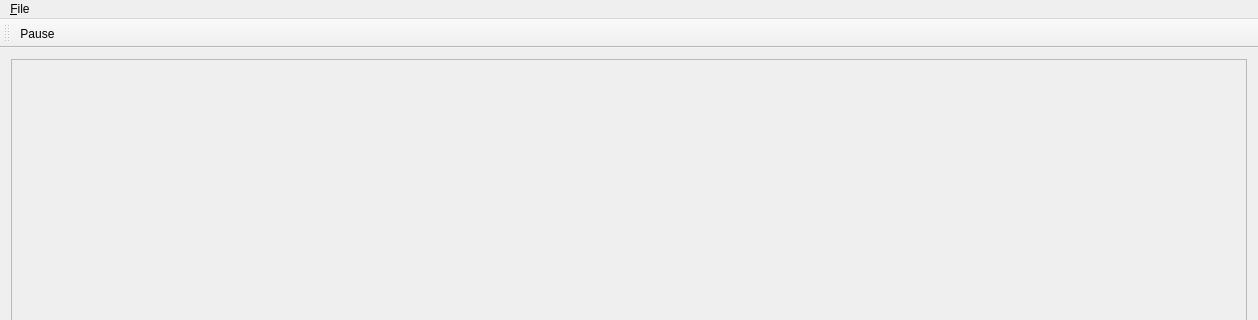
Qt form clients/flatline/src/mainwindow.ui (silicon-heaven/shvapp) before a commit; both pictures show x 0 to 1258 and y 0 to 320 of the 1258 by 702 pixel window.
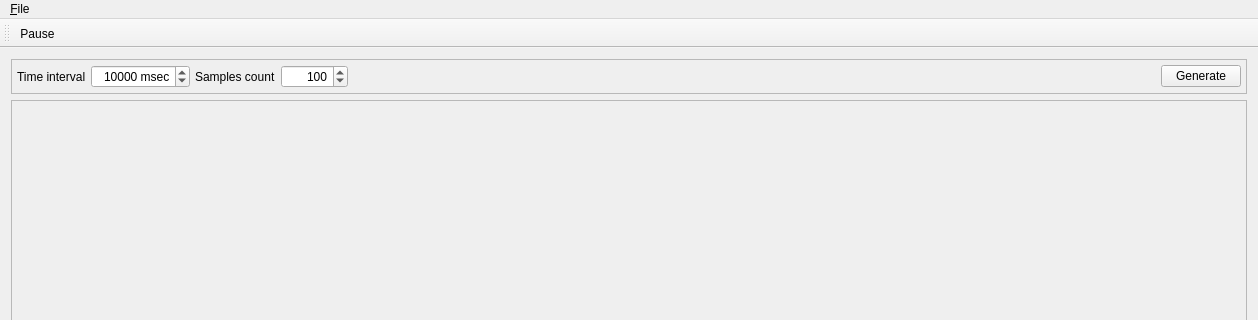
The same form after that commit. Custom widgets are drawn as their Qt base class.

Commit message: flatline: makeLayout() is working

Diff of the .ui file:
```diff
--- a/clients/flatline/src/mainwindow.ui
+++ b/clients/flatline/src/mainwindow.ui
@@ -15,10 +15,106 @@
   </property>
   <widget class="QWidget" name="centralWidget">
    <layout class="QVBoxLayout" name="verticalLayout">
+    <item>
+     <widget class="QFrame" name="frame">
+      <property name="frameShape">
+       <enum>QFrame::StyledPanel</enum>
+      </property>
+      <property name="frameShadow">
+       <enum>QFrame::Raised</enum>
+      </property>
+      <layout class="QHBoxLayout" name="horizontalLayout">
+       <property name="spacing">
+        <number>5</number>
+       </property>
+       <property name="leftMargin">
+        <number>5</number>
+       </property>
+       <property name="topMargin">
+        <number>5</number>
+       </property>
+       <property name="rightMargin">
+        <number>5</number>
+       </property>
+       <property name="bottomMargin">
+        <number>5</number>
+       </property>
+       <item>
+        <widget class="QLabel" name="label_2">
+         <property name="text">
+          <string>Time interval</string>
+         </property>
+        </widget>
+       </item>
+       <item>
+        <widget class="QSpinBox" name="edTimeInterval">
+         <property name="alignment">
+          <set>Qt::AlignRight|Qt::AlignTrailing|Qt::AlignVCenter</set>
+         </property>
+         <property name="suffix">
+          <string> msec</string>
+         </property>
+         <property name="maximum">
+          <number>1000000000</number>
+         </property>
+         <property name="singleStep">
+          <number>1000</number>
+         </property>
+         <property name="value">
+          <number>10000</number>
+         </property>
+        </widget>
+       </item>
+       <item>
+        <widget class="QLabel" name="label">
+         <property name="text">
+          <string>Samples count</string>
+         </property>
+        </widget>
+       </item>
+       <item>
+        <widget class="QSpinBox" name="edSamplesCount">
+         <property name="alignment">
+          <set>Qt::AlignRight|Qt::AlignTrailing|Qt::AlignVCenter</set>
+         </property>
+         <property name="maximum">
+          <number>1000000</number>
+         </property>
+         <property name="singleStep">
+          <number>100</number>
+         </property>
+         <property name="value">
+          <number>100</number>
+         </property>
+        </widget>
+       </item>
+       <item>
+        <spacer name="horizontalSpacer">
+         <property name="orientation">
+          <enum>Qt::Horizontal</enum>
+         </property>
+         <property name="sizeHint" stdset="0">
+          <size>
+           <width>40</width>
+           <height>20</height>
+          </size>
+         </property>
+        </spacer>
+       </item>
+       <item>
+        <widget class="QPushButton" name="btGenerateSamples">
+         <property name="text">
+          <string>Generate</string>
+         </property>
+        </widget>
+       </item>
+      </layout>
+     </widget>
+    </item>
     <item>
      <widget class="timeline::GraphView" name="graphView">
       <property name="widgetResizable">
-       <bool>true</bool>
+       <bool>false</bool>
       </property>
       <widget class="QWidget" name="scrollAreaWidgetContents">
        <property name="geometry">
@@ -26,7 +122,7 @@
          <x>0</x>
          <y>0</y>
          <width>1230</width>
-         <height>599</height>
+         <height>540</height>
         </rect>
        </property>
       </widget>
```
Left out of the diff: 2 changed lines with no effect on the pictures. The commit also changes 9 other files.
